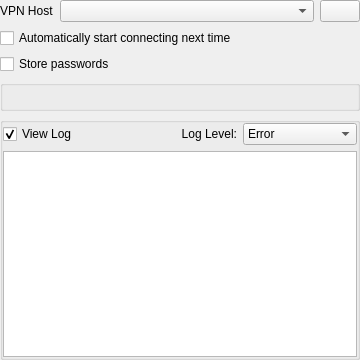
KDE/plasma-nm, file vpn/openconnect/openconnectauth.ui: the form before one commit.
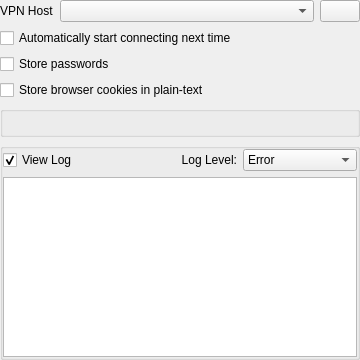
The form after the commit.

Commit message: openconnect: Optionally persist cookies for SAML based authentication

The edit to the form file:
```diff
--- a/vpn/openconnect/openconnectauth.ui
+++ b/vpn/openconnect/openconnectauth.ui
@@ -110,6 +110,13 @@
      </property>
     </widget>
    </item>
+   <item>
+    <widget class="QCheckBox" name="chkStorePlaintextCookies">
+     <property name="text">
+      <string>Store browser cookies in plain-text</string>
+     </property>
+    </widget>
+   </item>
    <item>
     <widget class="QGroupBox" name="loginBox">
      <property name="minimumSize">
```
The commit also changes 1 other file.
